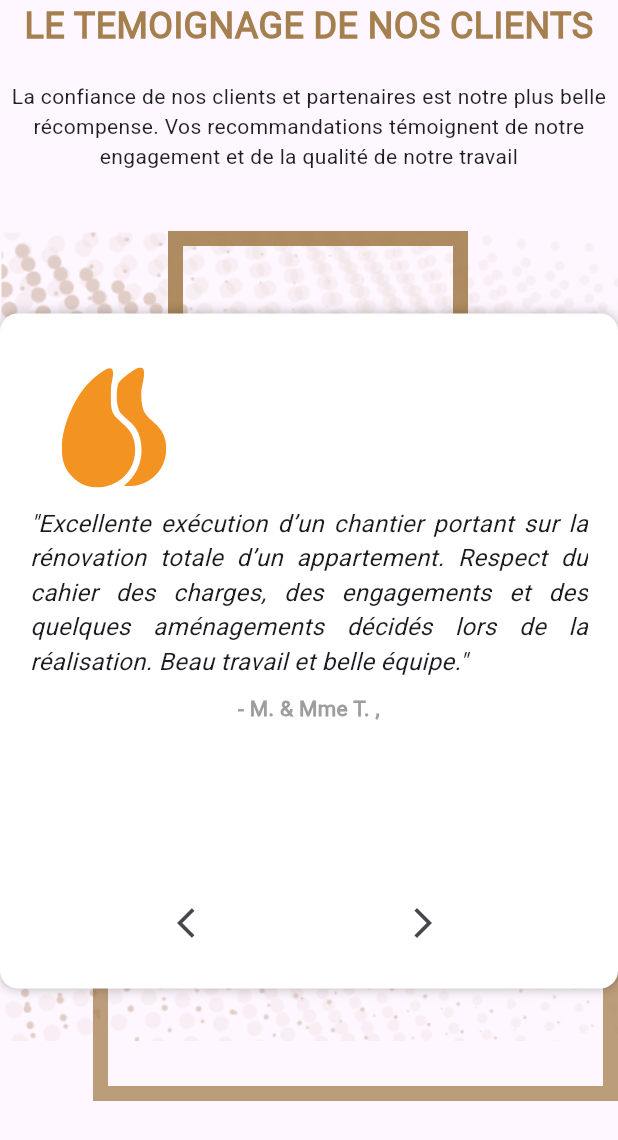
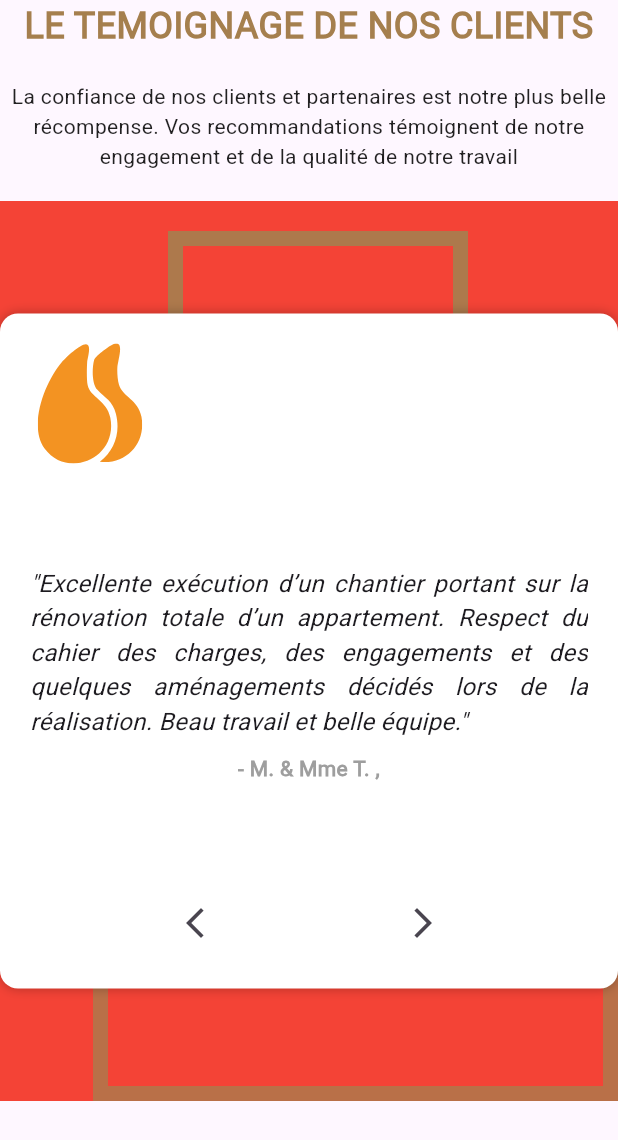
Before and after one commit to andres-angulo-dev/sio2_renovations_frontend, a Flutter app: the CustomerFeedbackSection widget shown alone on an empty page, opened directly, on a phone screen of 412 x 824 dp. Shown: the top 1140 px of the screen. Run offline on Flutter 3.47's test engine with Material 3 defaults, Android fonts, the phone set to English and light mode, and no system bars; our stand-ins replace animated_splash_screen, animated_text_kit, carousel_slider, dropdown_button2, flutter_dotenv, flutter_svg and 6 more; missing offline and left inert: carousel_slider_plus, slider_captcha; accounts and stored records are empty.

Commit message:
responsive: customer feednak section

```diff
--- a/lib/sections/customer_feedback_section.dart
+++ b/lib/sections/customer_feedback_section.dart
@@ -122,6 +122,7 @@ class CustomerFeedbackSectionState extends State<CustomerFeedbackSection> {
 
     return Column(
       children: [
+        //Tittle
         Text(
           "LE TEMOIGNAGE DE NOS CLIENTS",
           style: TextStyle(
@@ -135,6 +136,7 @@ class CustomerFeedbackSectionState extends State<CustomerFeedbackSection> {
         Stack(
           alignment: Alignment.center,
           children: [
+            // Background image
             Container(
               height: 600.0,
               decoration: BoxDecoration(
@@ -153,6 +155,7 @@ class CustomerFeedbackSectionState extends State<CustomerFeedbackSection> {
               spacing: 50.0,
               runSpacing: 20.0,
               children: [
+                // Description
                 SizedBox(
                   width: 750.0,
                   child: Align(
@@ -170,9 +173,12 @@ class CustomerFeedbackSectionState extends State<CustomerFeedbackSection> {
                     )
                   )
                 ),
-                SizedBox(
+                // Square that wraps the background squares and the feedbacks container
+                Container(
                   width: GlobalScreenSizes.isCustomSize(context, 1550) ? 950 : 750,
                   height: 600,
+                  alignment: Alignment.center,
+                  color: Colors.red,
                   child: Stack(
                     children: [
                       Positioned( // Top square
@@ -217,18 +223,18 @@ class CustomerFeedbackSectionState extends State<CustomerFeedbackSection> {
                           ),
                         )
                       ),
-                      Align( // Feedback
-                        alignment: GlobalScreenSizes.isCustomSize(context, 1550) ? Alignment.center : Alignment.centerLeft,
+                      Align( // Feedbacks container
+                        alignment: GlobalScreenSizes.isCustomSize(context, 1550.0) ? Alignment.center : Alignment.centerLeft,
                         child: Container(
                           width: 550.0,
                           height: 450.0,
-                          padding: EdgeInsets.all(20),
+                          padding: EdgeInsets.all(20.0),
                           decoration: BoxDecoration(
                             color: GlobalColors.firstColor,
-                            borderRadius: BorderRadius.circular(12),
+                            borderRadius: BorderRadius.circular(12.0),
                             boxShadow: [BoxShadow(
                               color: Colors.black26,
-                              blurRadius: 6
+                              blurRadius: 6.0,
                             )],
                           ),
                           child: MouseRegion(
@@ -238,35 +244,53 @@ class CustomerFeedbackSectionState extends State<CustomerFeedbackSection> {
                             onExit: (_) => setState(() {
                               _isHovered = false;
                             }),
-                            child: Stack(
+                            child: isMobile
+                            ? Column( // Mobile version
+                              mainAxisAlignment: MainAxisAlignment.spaceBetween,
                               children: [
-                                SizedBox(
-                                  child: PageView.builder(
+                                // Logo "quotation marks"
+                                Align(
+                                  alignment: Alignment.centerLeft,
+                                  child: SvgPicture.asset(
+                                    GlobalLogo.logoDots,
+                                    width: isMobile ? 80.0 : 100.0,
+                                    height: isMobile ? 80.0 : 100.0,
+                                  )
+                                ),
+                                // Container of feedbacks
+                                Expanded(
+                                  child: SizedBox(
+                                    width: 430.0,
+                                    child: PageView.builder( // Display Feedbacks
                                       controller: _pageController,
                                       itemCount: feedbacks.length,
                                       itemBuilder: (context, index) {
-                                      return  GlobalScreenSizes.isMobileScreen(context)
-                                      ? Column( // Mobile
+                                        return Column(
                                           mainAxisAlignment: MainAxisAlignment.center,
                                           children: [
-                                          Expanded( // Feedback
-                                            child: Column(
-                                              mainAxisAlignment: MainAxisAlignment.center,
-                                              children: [
+                                            // Message
                                             Text(
                                               feedbacks[index]["comment"]!,
                                               style: TextStyle(fontSize: GlobalSize.webSizeText, fontStyle: FontStyle.italic),
                                               textAlign: TextAlign.justify,
+                                              overflow: TextOverflow.ellipsis,
+                                              maxLines: 10,
                                             ),
-                                                SizedBox(height: 10),
+                                            const SizedBox(height: 10.0),
+                                            // Signing
                                             Text(
                                               "- ${feedbacks[index]["author"]}, ${feedbacks[index]["title"]}",
                                               style: TextStyle(fontSize: GlobalSize.mobileSizeText, fontWeight: FontWeight.w600, color: GlobalColors.fiveColor),
                                               textAlign: TextAlign.center,
+                                              overflow: TextOverflow.ellipsis
                                             ),
                                           ],
+                                        );
+                                      }
                                     ),
                                   ),
+                                ),
+                                // Container of arrows
                                 SizedBox(
                                   width: 200.0,
                                   child: Row(
@@ -276,12 +300,16 @@ class CustomerFeedbackSectionState extends State<CustomerFeedbackSection> {
                                       AnimatedOpacity(
                                         opacity: 1.0,
                                         duration: const Duration(milliseconds: 500),
+                                        child: Transform(
+                                          alignment: Alignment.center,
+                                          transform: Matrix4.rotationY(3.1416), // π radians = 180° opposite direction
                                           child: IconButton(
-                                                    icon: Icon(Icons.arrow_back_ios),
+                                            icon: Icon(Icons.arrow_forward_ios),
                                             onPressed: () {
                                               _previousFeedBack();
                                             },
-                                                  )
+                                          ),
+                                        ),
                                       ),
                                       // Next arrow
                                       AnimatedOpacity(
@@ -296,44 +324,69 @@ class CustomerFeedbackSectionState extends State<CustomerFeedbackSection> {
                                       ),
                                     ],
                                   )
-                                          )
+                                ),
                               ],
                             )
-                                      : Row( // Web
+                            : Column( // Web version
+                              children: [
+                                // Logo "quotation marks"
+                                Align(
+                                  alignment: Alignment.centerLeft,
+                                  child: SvgPicture.asset(
+                                    GlobalLogo.logoDots,
+                                    width: isMobile ? 80.0 : 100.0,
+                                    height: isMobile ? 80.0 : 100.0,
+                                  )
+                                ),
+                                SizedBox(
+                                  width: 430.0,
+                                  height: 250.0,
+                                  child: Row(
                                     mainAxisAlignment: MainAxisAlignment.center,
                                     children: [
                                       // Previous arrow
                                       AnimatedOpacity(
                                         opacity: _isHovered ? 1.0 : 0.0,
                                         duration: const Duration(milliseconds: 500),
+                                        child: Transform(
+                                          alignment: Alignment.center,
+                                          transform: Matrix4.rotationY(3.1416), // π radians = 180° opposite direction
                                           child: IconButton(
-                                              icon: Icon(Icons.arrow_back_ios),
+                                            icon: Icon(Icons.arrow_forward_ios),
                                             onPressed: () {
                                               _previousFeedBack();
                                             },
-                                            )
                                           ),
-                                          // Feedback
-                                          Align(
-                                            alignment: Alignment.center,
-                                            child: SizedBox(
-                                            width: 430.0,
-                                              child: Column(
+                                        ),
+                                      ),
+                                      // Container of feedbacks
+                                      Expanded(
+                                        child:PageView.builder(
+                                          controller: _pageController,
+                                          itemCount: feedbacks.length,
+                                          itemBuilder: (context, index) {
+                                           return Column(
                                               mainAxisAlignment: MainAxisAlignment.center,
                                               children: [
+                                                // Message
                                                 Text(
                                                   feedbacks[index]["comment"]!,
                                                   style: TextStyle(fontSize: GlobalSize.webSizeText, fontStyle: FontStyle.italic),
                                                   textAlign: TextAlign.justify,
+                                                  overflow: TextOverflow.ellipsis,
+                                                  maxLines: 10,
                                                 ),
-                                                  SizedBox(height: 10),
+                                                const SizedBox(height: 10.0),
+                                                // Signing
                                                 Text(
                                                   "- ${feedbacks[index]["author"]}, ${feedbacks[index]["title"]}",
                                                   style: TextStyle(fontSize: GlobalSize.mobileSizeText, fontWeight: FontWeight.w600, color: GlobalColors.fiveColor),
                                                   textAlign: TextAlign.center,
+                                                  overflow: TextOverflow.ellipsis
                                                 ),
                                               ],
-                                              )
+                                            );
+                                          }
                                         ),
                                       ),
                                       // Next arrow
@@ -348,21 +401,8 @@ class CustomerFeedbackSectionState extends State<CustomerFeedbackSection> {
                                         )
                                       ),
                                     ]
-                                      );
-                                    },
                                   ),
-                                ),
-                                Positioned(
-                                  top: 0.0,
-                                  child: Padding(
-                                    padding: EdgeInsets.all(16.0),
-                                    child: SvgPicture.asset(
-                                      GlobalLogo.logoDots,
-                                      width: GlobalScreenSizes.isMobileScreen(context) ? 80.0 : 100.0,
-                                      height: GlobalScreenSizes.isMobileScreen(context) ? 80.0 : 100.0,
                                 )
-                                  )
-                                ),
                               ],
                             )
                           )
```
Lines whose indentation alone changed are shown as unchanged.
